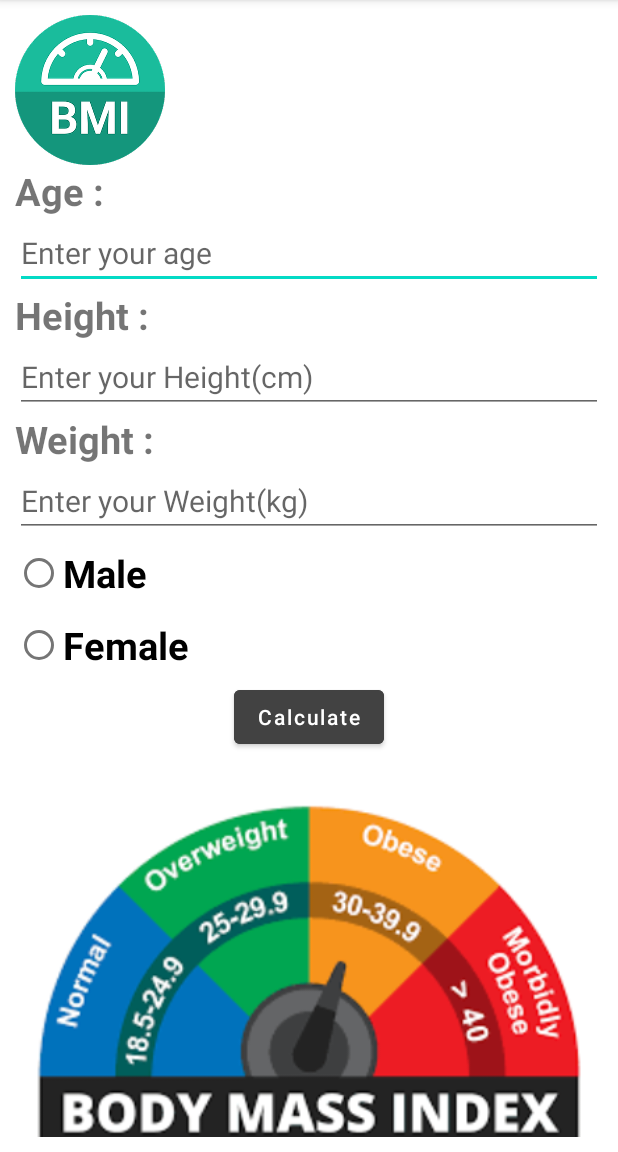
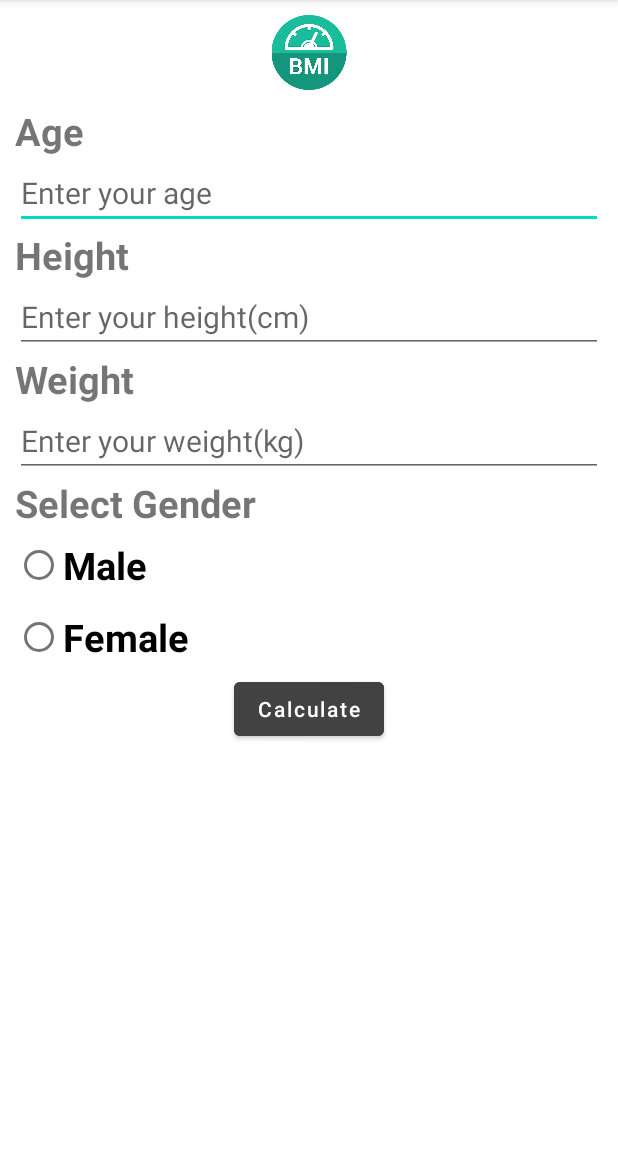
Before and after one commit to its-Pank/BMI_cal, an Android app: the screen it shows after launch (MainActivity), on a phone screen of 412 x 824 dp, the part 84-1236 px from its top. Run offline under Robolectric (Android 15) with nearby library versions, the phone set to English and light mode, and no system bars.

Commit message:
BMI calculator

```diff
--- a/app/src/main/res/layout/activity_main.xml
+++ b/app/src/main/res/layout/activity_main.xml
@@ -10,63 +10,73 @@
     android:layout_margin="10dp">
 
     <ImageView
-        android:layout_width="100dp"
-        android:layout_height="100dp"
-        android:src="@drawable/bmi"/>
+        android:layout_width="match_parent"
+        android:layout_height="50dp"
+        android:src="@drawable/bmi"
+        android:layout_marginBottom="10dp"
+        android:contentDescription="@string/logo" />
     <TextView
         android:layout_width="wrap_content"
         android:layout_height="wrap_content"
-        android:text="Age :"
-        android:textSize="25dp"
-        android:textStyle="bold"
-        android:id="@+id/age"/>
+        android:text="@string/age"
+        android:textSize="25sp"
+        android:textStyle="bold"/>
 
     <EditText
         android:layout_width="match_parent"
         android:layout_height="wrap_content"
-        android:hint="Enter your age "
+        android:hint="@string/enter_age"
         android:inputType="number"
-        android:textSize="20dp"/>
+        android:textSize="20sp"
+        android:id="@+id/age_id"/>
 
     <TextView
         android:layout_width="wrap_content"
         android:layout_height="wrap_content"
-        android:text="Height :"
-        android:textSize="25dp"
+        android:text="@string/height"
+        android:textSize="25sp"
         android:textStyle="bold"/>
 
 
     <EditText
         android:layout_width="match_parent"
         android:layout_height="wrap_content"
-        android:hint="Enter your Height(cm) "
-        android:textSize="20dp"
-        android:inputType="numberDecimal"/>
+        android:hint="@string/enter_height"
+        android:textSize="20sp"
+        android:inputType="numberDecimal"
+        android:id="@+id/height_id"/>
 
     <TextView
         android:layout_width="wrap_content"
         android:layout_height="wrap_content"
-        android:text="Weight :"
-        android:textSize="25dp"
+        android:text="@string/weight"
+        android:textSize="25sp"
         android:textStyle="bold"/>
 
     <EditText
         android:layout_width="match_parent"
         android:layout_height="wrap_content"
-        android:hint="Enter your Weight(kg) "
-        android:textSize="20dp"
-        android:inputType="numberDecimal"/>
+        android:hint="@string/enter_weight"
+        android:textSize="20sp"
+        android:inputType="numberDecimal"
+        android:id="@+id/weight_id"/>
 
     <RadioGroup
         android:layout_width="wrap_content"
         android:layout_height="wrap_content">
+        <TextView
+            android:layout_width="wrap_content"
+            android:layout_height="wrap_content"
+            android:text="@string/gender"
+            android:textSize="25sp"
+            android:textStyle="bold"/>
     <RadioButton
         android:layout_width="wrap_content"
         android:layout_height="wrap_content"
         android:checked="false"
         android:clickable="true"
-        android:text="Male"
-        android:textSize="25dp"
+        android:text="@string/male"
+        android:textSize="25sp"
         android:textStyle="bold" />
 
     <RadioButton
@@ -74,21 +84,33 @@
         android:layout_width="wrap_content"
         android:layout_height="wrap_content"
         android:clickable="true"
-        android:text="Female"
-        android:textSize="25dp"
+        android:text="@string/female"
+        android:textSize="25sp"
         android:textStyle="bold" />
     </RadioGroup>
     <Button
         android:layout_width="wrap_content"
         android:layout_height="wrap_content"
-        android:text="Calculate"
+        android:text="@string/btn"
         android:textAllCaps="false"
         android:backgroundTint="@color/cardview_dark_background"
-        android:layout_gravity="center_horizontal"/>
+        android:layout_gravity="center_horizontal"
+        android:id="@+id/cal_btn"/>
 
-    <ImageView
-        android:layout_width="match_parent"
-        android:layout_height="300dp"
-        android:src="@drawable/download" />
+    <TextView
+        android:layout_marginTop="30dp"
+        android:layout_width="wrap_content"
+        android:layout_height="wrap_content"
+        android:textSize="25sp"
+        android:textStyle="bold"
+        android:id="@+id/cal_bmi"/>
+
+    <TextView
+        android:id="@+id/about"
+        android:layout_width="wrap_content"
+        android:layout_height="34dp"
+        android:layout_gravity="center"
+        android:textSize="25sp"
+        android:textStyle="italic|bold" />
 
 </LinearLayout>
--- a/app/src/main/res/values/strings.xml
+++ b/app/src/main/res/values/strings.xml
@@ -1,3 +1,17 @@
 <resources>
     <string name="app_name">BMI_cal</string>
+    <string name="logo">logo</string>
+    <string name="age">Age</string>
+    <string name="enter_age">Enter your age </string>
+    <string name="weight">Weight</string>
+    <string name="enter_weight">Enter your weight(kg)</string>
+    <string name="enter_height">Enter your height(cm) </string>
+    <string name="height">Height </string>
+    <string name="gender">Select Gender </string>
+    <string name="male">Male </string>
+    <string name="female">Female </string>
+    <string name="btn">Calculate </string>
+
+
+
 </resources>
```
Also changed, not shown: app/src/main/java/com/example/bmi_cal/MainActivity.kt (+81 -0 lines).
